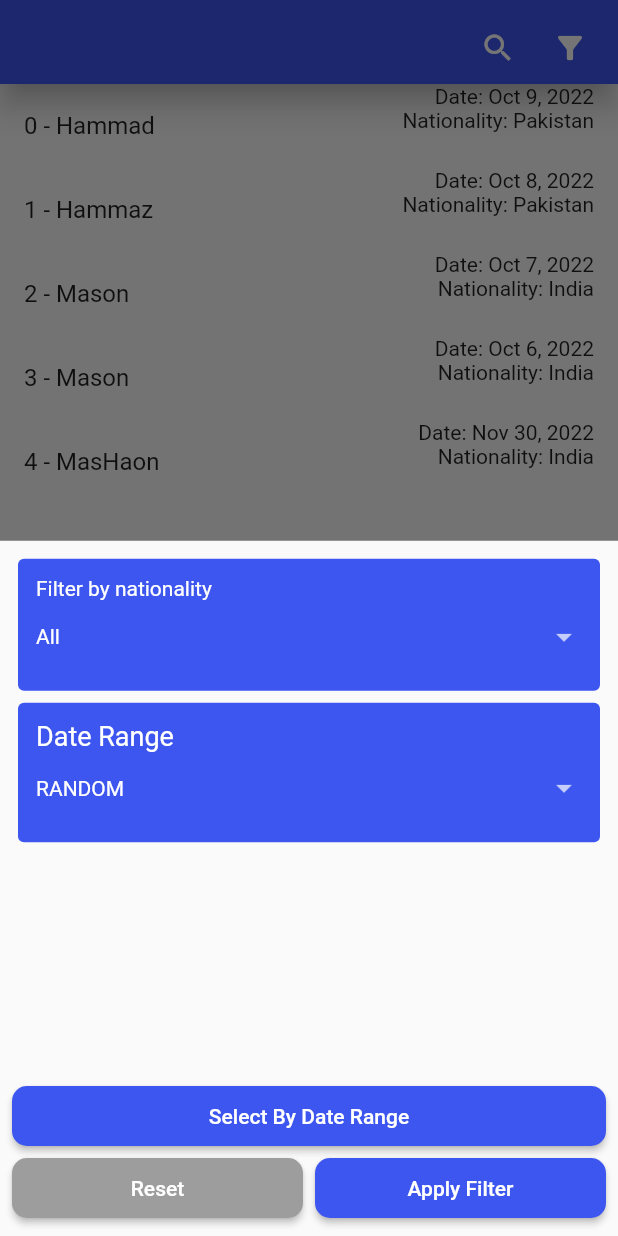
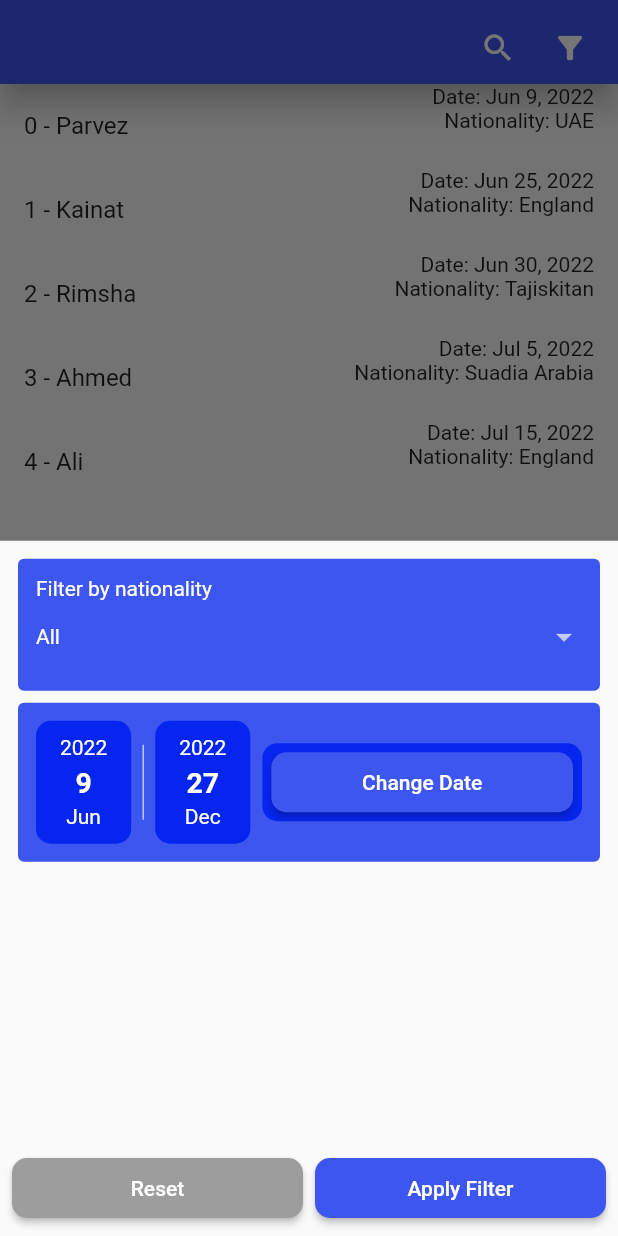
Before and after one commit to hammadparveez/bayt_test_app, a Flutter app: the BottomNavigationUI screen opened by its route, after a tap on the "filter alt" icon, on a phone screen of 412 x 824 dp. Run offline on Flutter 3.47's test engine with Material 2 defaults, Android fonts, the phone set to English and light mode, and no system bars; our stand-ins replace easy_localization, firebase_auth, firebase_core, infinite_scroll_pagination, shared_preferences; accounts and stored records are empty.

Commit message:
fixed filter by  datetime range and searching

```diff
--- a/lib/mock_data.dart
+++ b/lib/mock_data.dart
@@ -29,5 +29,4 @@ final userData = [
   UserModel('Zohain', DateTime.parse('2022-12-20'), 'Iran'),
   UserModel('Shayan', DateTime.parse('2022-12-27'), 'Netherland'),
   UserModel('Rafay', DateTime.parse('2022-12-21'), 'Pakistan'),
-];
-//..sort((a, b) => a.date.compareTo(b.date));
+]..sort((a, b) => a.date.compareTo(b.date));
--- a/lib/provider/filter_provider.dart
+++ b/lib/provider/filter_provider.dart
@@ -4,26 +4,21 @@ import 'package:firebase_auth/firebase_auth.dart';
 
 import 'package:flutter/material.dart';
 
-enum OrderBy { ascending, descending }
-
-enum OrderByDate { oldest, latest, random }
-
 class FilterProvider extends ChangeNotifier {
   FilterProvider() {
     filterOnlyNationality();
+
+    startDate = users.first.date;
+    endDate = users.last.date;
   }
   // SearchProvider? searchProvider;
 
   final nationality = <String>[];
   UserModel? selectedUserModel;
-  List<UserModel> duplicatedData = userData;
+  List<UserModel> users = userData;
   String selectedNationality = 'All';
-  double startingDate = 0;
-  double endingDate = 100;
-  OrderBy orderedBy = OrderBy.ascending;
-  OrderByDate selectedDateOrder = OrderByDate.random;
+  DateTime? startDate, endDate;
 
-  // void update(SearchProvider provider) => searchProvider = provider;
   onUserSelect(UserModel user) {
     selectedUserModel = user;
     notifyListeners();
@@ -45,65 +40,50 @@ class FilterProvider extends ChangeNotifier {
     }
   }
 
-  onDateOrderSelect(OrderByDate? item) {
-    if (item != null) {
-      selectedDateOrder = item;
-      notifyListeners();
-    }
+  List<UserModel> getAllUsers() => userData;
+  List<UserModel> getSelectedNationalityUsers() => userData
+      .where((item) => item.nationality == selectedNationality)
+      .toList();
+
+  setDateRange(DateTimeRange range) {
+    if (startDate == null && endDate == null) return null;
+    startDate = range.start;
+    endDate = range.end;
+    notifyListeners();
   }
 
-  sortDateOrder() {
-    switch (selectedDateOrder) {
-      case OrderByDate.latest:
-        duplicatedData.sort((item1, item2) => item2.date.compareTo(item1.date));
-        break;
-      case OrderByDate.oldest:
-        duplicatedData.sort((item1, item2) => item1.date.compareTo(item2.date));
-        break;
-      case OrderByDate.random:
-        duplicatedData.shuffle();
-        break;
-    }
-  }
-
-  onDateRangeSelect(DateTimeRange range, List<UserModel> sortedData) {
-    final items = sortedData.where((element) {
-      final isStartDateSame = element.date.isAtSameMomentAs(range.start);
-      final isEndDateSame = element.date.isAtSameMomentAs(range.end);
-      final isDateBefore = element.date.isBefore(range.end);
-      final isDateAfter = element.date.isAfter(range.start);
+  findUsersFromDateRange(DateTime startDate, DateTime endDate) {
+    return users.where((element) {
+      final isStartDateSame = element.date.isAtSameMomentAs(startDate);
+      final isEndDateSame = element.date.isAtSameMomentAs(endDate);
+      final isDateAfter = element.date.isAfter(startDate);
+      final isDateBefore = element.date.isBefore(endDate);
       if ((isStartDateSame || isDateAfter) && (isDateBefore || isEndDateSame)) {
         return true;
       }
-
       return false;
     }).toList();
-    duplicatedData = items;
-    notifyListeners();
   }
 
   onResetFilter() {
-    selectedDateOrder = OrderByDate.random;
     selectedNationality = 'All';
-    duplicatedData = userData;
+    users = getAllUsers();
+    startDate = users.first.date;
+    endDate = users.last.date;
     notifyListeners();
   }
 
   onApplyFilter() {
-    if (selectedNationality != 'All') {
-      final filteredData = userData
-          .where((item) => item.nationality == selectedNationality)
-          .toList();
-      duplicatedData = filteredData;
-      sortDateOrder();
-    } else {
-      duplicatedData = userData;
-      sortDateOrder();
+    users = (selectedNationality == 'All')
+        ? getAllUsers()
+        : getSelectedNationalityUsers();
+
+    if (startDate != null && endDate != null) {
+      users = findUsersFromDateRange(startDate!, endDate!);
     }
-
     notifyListeners();
   }
 
   List<UserModel> getRangeOfData(int start, int end) =>
-      duplicatedData.getRange(start, end).toList();
+      users.getRange(start, end).toList();
 }
--- a/lib/provider/pagination_provider.dart
+++ /dev/null
@@ -1,25 +0,0 @@
-import 'package:bayt_test_app/domain/model/user_model.dart';
-import 'package:bayt_test_app/provider/filter_provider.dart';
-import 'package:flutter/material.dart';
-import 'package:infinite_scroll_pagination/infinite_scroll_pagination.dart';
-
-typedef PagingCallBack<T> = void Function(T pageKey);
-
-class PaginationProvider extends ChangeNotifier {
-  PaginationProvider(FilterProvider? filter) : _filter = filter;
-
-  FilterProvider? _filter;
-  // PagingController<PageKeyType, ItemType>? controller;
-
-  int numberOfItems = 5;
-  int _fetchedItemsIndex = 0;
-  void update(FilterProvider provider) => _filter = provider;
-  // void initController(PagingController<PageKeyType, ItemType> pageController) =>
-  //     controller = pageController;
-  // disposeController() => controller?.dispose();
-  // void attachPaginationListener(PagingCallBack callback) {
-  //   controller?.addPageRequestListener(callback);
-  // }
-
-
-}
--- a/lib/ui/first_app/home/components/filter_sheet.dart
+++ b/lib/ui/first_app/home/components/filter_sheet.dart
@@ -1,3 +1,5 @@
+import 'package:bayt_test_app/domain/model/user_model.dart';
+import 'package:bayt_test_app/mock_data.dart';
 import 'package:bayt_test_app/provider/filter_provider.dart';
 import 'package:bayt_test_app/provider/search_provider.dart';
 
@@ -29,6 +31,7 @@ class FilterSheet extends StatelessWidget {
 
   _onResetFilter(BuildContext context) {
     context.read<FilterProvider>().onResetFilter();
+    pageController.refresh();
     Navigator.pop(context);
   }
 
@@ -42,11 +45,11 @@ class FilterSheet extends StatelessWidget {
           crossAxisAlignment: CrossAxisAlignment.stretch,
           children: [
             _filterByNationality(),
-            _filterDateRange(),
+            _filterDateRange(context),
             const Spacer(),
-            ByatElevatedButton(
-                title: 'Select By Date Range',
-                onTap: () => _openDateRangeSelector(context)),
+            // ByatElevatedButton(
+            //     title: 'Select By Date Range',
+            //     onTap: () => _openDateRangeSelector(context)),
             Row(
               children: [
                 Expanded(
@@ -73,8 +76,11 @@ class FilterSheet extends StatelessWidget {
 
   _openDateRangeSelector(BuildContext context) async {
     final filterProvider = context.read<FilterProvider>();
-    final data = filterProvider.duplicatedData;
-    data.sort((a, b) => a.date.compareTo(b.date));
+    List<UserModel> data = [];
+    data = (filterProvider.selectedNationality == 'All')
+        ? filterProvider.getAllUsers()
+        : filterProvider.getSelectedNationalityUsers();
+
     final range = await showDateRangePicker(
         context: context,
         locale: context.locale,
@@ -87,40 +93,42 @@ class FilterSheet extends StatelessWidget {
                   height: MediaQuery.of(context).size.height * .85,
                   child: widget),
             ),
+        currentDate: filterProvider.startDate,
         firstDate: data.first.date,
         lastDate: data.last.date);
     if (range != null) {
-      filterProvider.onDateRangeSelect(range, data);
-      pageController.refresh();
+      filterProvider.setDateRange(range);
     }
   }
 
-  FilterCard _filterDateRange() {
+  FilterCard _filterDateRange(BuildContext context) {
     return FilterCard(
-        child: Column(
-      crossAxisAlignment: CrossAxisAlignment.start,
-      children: [
-        Text('date_range'.tr(), style: const TextStyle(fontSize: 18)),
-        Consumer<FilterProvider>(builder: (context, filter, child) {
-          return DropdownButton(
-              value: filter.selectedDateOrder,
-              underline: const SizedBox(),
-              isExpanded: true,
-              iconEnabledColor: Theme.of(context).brightness == Brightness.light
-                  ? ByatColors.dropdownArrowColor
-                  : null,
-              dropdownColor: Theme.of(context).brightness == Brightness.light
-                  ? ByatColors.primary
-                  : ByatColors.dropdownColor,
-              style: const TextStyle(color: Colors.white),
-              items: OrderByDate.values
-                  .map((e) => DropdownMenuItem(
-                      value: e, child: Text(e.name.toUpperCase())))
-                  .toList(),
-              onChanged: filter.onDateOrderSelect);
-        }),
-      ],
-    ));
+        child: Consumer<FilterProvider>(builder: (_, filterProvider, child) {
+      return Row(
+        children: [
+          DateRangeCard(time: filterProvider.startDate!),
+          LayoutBuilder(builder: (context, constraints) {
+            debugPrint('-> $constraints');
+            return const SizedBox(
+                height: 50, child: VerticalDivider(color: ByatColors.white));
+          }),
+          DateRangeCard(time: filterProvider.endDate!),
+          const SizedBox(width: 8),
+          Expanded(
+            child: Container(
+              padding: const EdgeInsets.symmetric(horizontal: 6, vertical: 2),
+              decoration: BoxDecoration(
+                borderRadius: BorderRadius.circular(10),
+                color: ByatColors.primaryDark,
+              ),
+              child: ByatElevatedButton(
+                  title: 'Change Date',
+                  onTap: () => _openDateRangeSelector(context)),
+            ),
+          ),
+        ],
+      );
+    }));
   }
 
   FilterCard _filterByNationality() {
@@ -141,3 +149,32 @@ class FilterSheet extends StatelessWidget {
     );
   }
 }
+
+class DateRangeCard extends StatelessWidget {
+  const DateRangeCard({Key? key, required this.time}) : super(key: key);
+  final DateTime time;
+
+  @override
+  Widget build(BuildContext context) {
+    return Container(
+      padding: const EdgeInsets.symmetric(vertical: 10, horizontal: 16),
+      decoration: BoxDecoration(
+        borderRadius: BorderRadius.circular(10),
+        color: ByatColors.primaryDark,
+      ),
+      child: Column(
+        children: [
+          Text('${time.year}'),
+          Padding(
+            padding: const EdgeInsets.symmetric(vertical: 4),
+            child: Text(
+              '${time.day}',
+              style: TextStyle(fontSize: 19, fontWeight: FontWeight.bold),
+            ),
+          ),
+          Text(DateFormat.MMM().format(time)),
+        ],
+      ),
+    );
+  }
+}
--- a/lib/ui/first_app/home/home.dart
+++ b/lib/ui/first_app/home/home.dart
@@ -72,7 +72,7 @@ class _HomeUIState extends State<HomeUI> {
     await Future.delayed(const Duration(seconds: 2));
     bool isLastPage = checkIfLastPage(pageIndex);
     final maxSize = isLastPage
-        ? filter.duplicatedData.length
+        ? filter.users.length
         : (perPageNumberOfItems + pageIndex);
     final items = filter.getRangeOfData(pageIndex, maxSize);
 
@@ -86,7 +86,7 @@ class _HomeUIState extends State<HomeUI> {
 
   bool checkIfLastPage(int pageIndex) {
     return pageIndex + perPageNumberOfItems <
-            context.read<FilterProvider>().duplicatedData.length
+            context.read<FilterProvider>().users.length
         ? false
         : true;
   }
```
Also changed, not shown: lib/provider/search_provider.dart (+22 -19 lines), lib/ui/app/byat_app.dart (+1 -8 lines).
